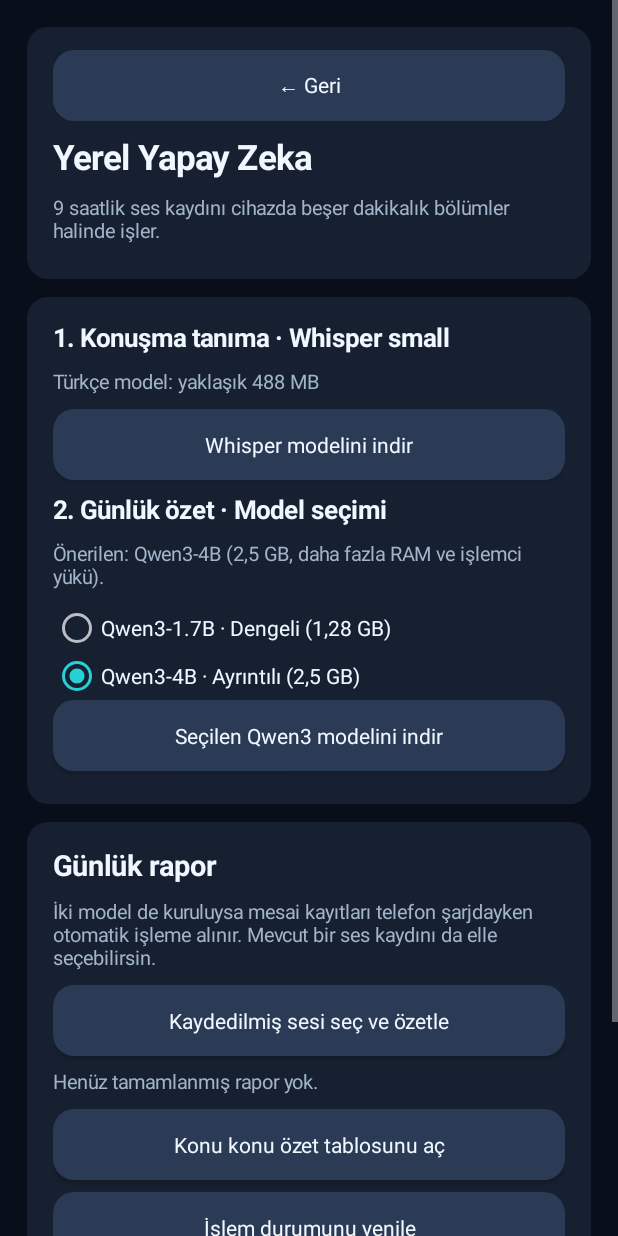
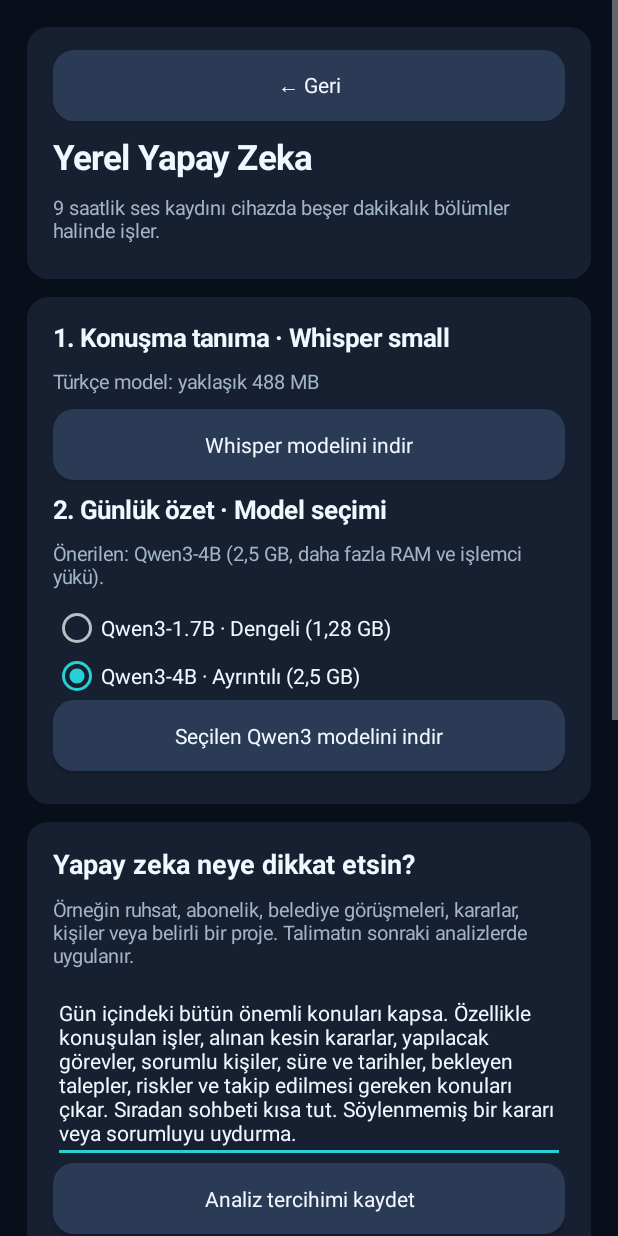
Before and after one commit to numandegirmenci/gunizi-android, an Android app: the SummaryActivity screen opened directly, with no data from a screen before it, on a phone screen of 412 x 824 dp. Run offline under Robolectric (Android 15) with nearby library versions, the phone set to English and light mode, and no system bars.

Commit message:
Let users customize what AI extracts and open editable notes from daily report

```diff
--- a/app/src/main/java/com/gunizi/app/SummaryActivity.java
+++ b/app/src/main/java/com/gunizi/app/SummaryActivity.java
@@ -119,6 +119,27 @@ public final class SummaryActivity extends Activity {
             whisperState.setText("Whisper modeli hazır ✓");
         if(AiModelStore.ready(this,p.aiModel()))
             qwenState.setText("Seçilen Qwen3 modeli hazır ✓");
+        LinearLayout instructions=card();
+        text(instructions,"Yapay zeka neye dikkat etsin?",18,true);
+        text(instructions,"Örneğin ruhsat, abonelik, belediye görüşmeleri, kararlar, "+
+            "kişiler veya belirli bir proje. Talimatın sonraki analizlerde uygulanır.",13,false);
+        AnalysisPreferences profile=new AnalysisPreferences(this);
+        EditText focus=new EditText(this);
+        focus.setText(profile.focus());
+        focus.setTextColor(WHITE);
+        focus.setHintTextColor(MUTED);
+        focus.setTextSize(14);
+        focus.setMinLines(4);focus.setMaxLines(9);
+        focus.setHint("Örn. Alınan kararları, teslim tarihlerini ve sorumluları ayrıca çıkar.");
+        instructions.addView(focus);
+        Button saveFocus=button(instructions,"Analiz tercihimi kaydet");
+        saveFocus.setOnClickListener(v->{
+            profile.focus(focus.getText().toString());
+            Toast.makeText(this,"Yapay zeka analiz tercihi kaydedildi.",Toast.LENGTH_SHORT).show();
+        });
+        text(instructions,"Önemli: Yapay zeka kesinleşmeyen işleri karar gibi göstermemeli. "+
+            "Her maddede varsa ses kaydının kaynak saati yer alacak.",12,false);
+
         LinearLayout analyze=card();
         text(analyze,"Günlük rapor",19,true);
         text(analyze,"İki model de kuruluysa mesai kayıtları telefon şarjdayken otomatik "
@@ -140,6 +161,12 @@ public final class SummaryActivity extends Activity {
         status=text(analyze,"Rapor kuyruğu kontrol ediliyor…",13,false);
         Button topics=button(analyze,"Konu konu özet tablosunu aç");
         topics.setOnClickListener(v->startActivity(new Intent(this,ReportTableActivity.class)));
+        Button notes=button(analyze,"Notlarım • Raporu düzenle ve ekle");
+        notes.setOnClickListener(v->{
+            Intent openNotes=new Intent(this,UserNotesActivity.class);
+            openNotes.putExtra("openLatestReport",true);
+            startActivity(openNotes);
+        });
                 Button refresh=button(analyze,"İşlem durumunu yenile");
         refresh.setOnClickListener(v->refreshStatus());
         text(analyze,"Uzun seslerin çözülmesi ve Qwen3 özetlemesi saatler sürebilir. "
```
